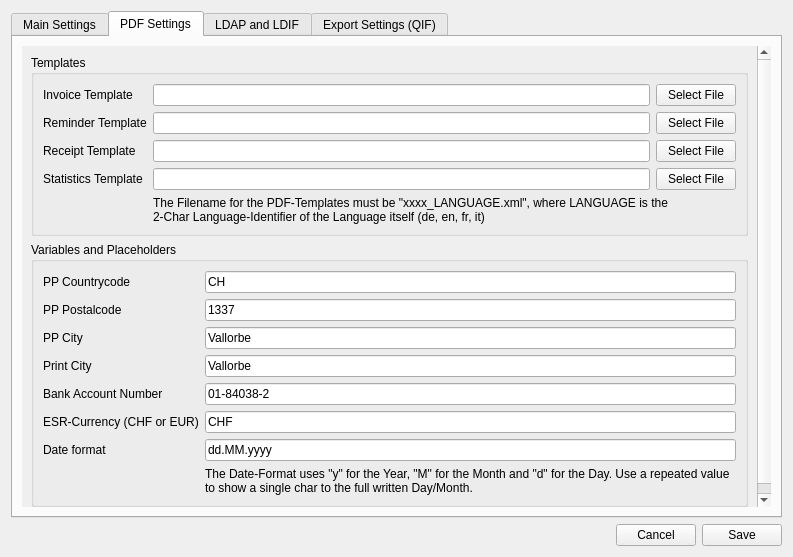
The window that forms/settings.ui (LukyLuke/PiTres) describes before a commit, drawn with Qt 5.
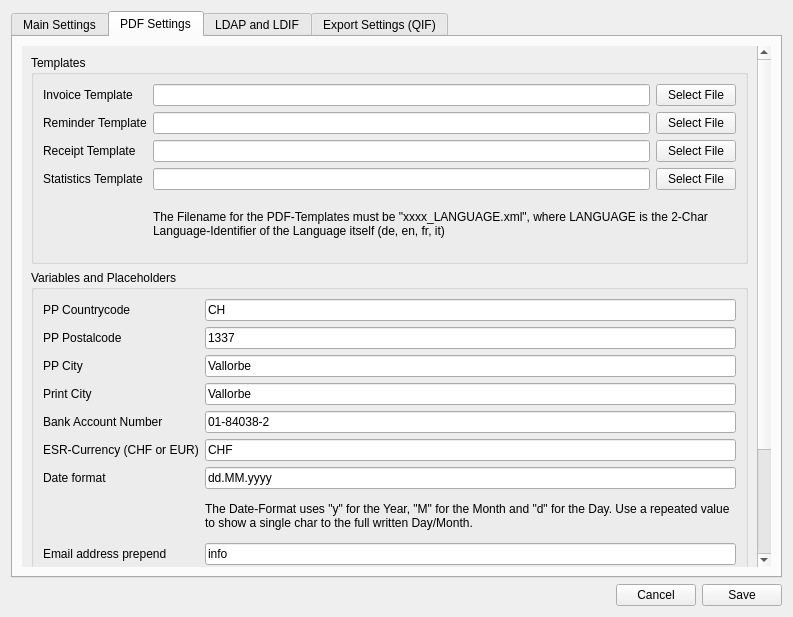
The same window after the commit. The open tabs and pages were chosen to show the change.

What changed in the file:
```diff
--- a/forms/settings.ui
+++ b/forms/settings.ui
@@ -7,7 +7,7 @@
     <x>0</x>
     <y>0</y>
     <width>793</width>
-    <height>557</height>
+    <height>617</height>
    </rect>
   </property>
   <property name="minimumSize">
@@ -301,7 +301,7 @@
             <x>0</x>
             <y>0</y>
             <width>769</width>
-            <height>483</height>
+            <height>543</height>
            </rect>
           </property>
           <layout class="QVBoxLayout" name="verticalLayout_8">
@@ -379,11 +379,11 @@
               </item>
               <item row="4" column="1">
                <widget class="QLabel" name="labelTemplateHint">
-                <property name="minimumSize">
-                 <size>
-                  <width>518</width>
-                  <height>0</height>
-                 </size>
+                <property name="sizePolicy">
+                 <sizepolicy hsizetype="Expanding" vsizetype="Expanding">
+                  <horstretch>0</horstretch>
+                  <verstretch>0</verstretch>
+                 </sizepolicy>
                 </property>
                 <property name="text">
                  <string>The Filename for the PDF-Templates must be &quot;xxxx_LANGUAGE.xml&quot;, where LANGUAGE is the 2-Char Language-Identifier of the Language itself (de, en, fr, it)</string>
@@ -523,11 +523,11 @@
               </item>
               <item row="7" column="1">
                <widget class="QLabel" name="label_53">
-                <property name="minimumSize">
-                 <size>
-                  <width>518</width>
-                  <height>0</height>
-                 </size>
+                <property name="sizePolicy">
+                 <sizepolicy hsizetype="Expanding" vsizetype="Expanding">
+                  <horstretch>0</horstretch>
+                  <verstretch>0</verstretch>
+                 </sizepolicy>
                 </property>
                 <property name="text">
                  <string>The Date-Format uses &quot;y&quot; for the Year, &quot;M&quot; for the Month and &quot;d&quot; for the Day. Use a repeated value to show a single char to the full written Day/Month.</string>
@@ -537,6 +537,50 @@
                 </property>
                </widget>
               </item>
+              <item row="8" column="0">
+               <widget class="QLabel" name="label_25">
+                <property name="text">
+                 <string>Email address prepend</string>
+                </property>
+               </widget>
+              </item>
+              <item row="10" column="0">
+               <widget class="QLabel" name="label_23">
+                <property name="text">
+                 <string>Email address append</string>
+                </property>
+               </widget>
+              </item>
+              <item row="11" column="1">
+               <widget class="QLabel" name="label_58">
+                <property name="sizePolicy">
+                 <sizepolicy hsizetype="Expanding" vsizetype="Expanding">
+                  <horstretch>0</horstretch>
+                  <verstretch>0</verstretch>
+                 </sizepolicy>
+                </property>
+                <property name="text">
+                 <string>The Email address is built like this: &lt;b&gt;{PREPEND}@[Section.[Section.[...]]]{APPEND}&lt;/b&gt;. This produces in addresses like &lt;i&gt;info@piratenpartei.ch&lt;/i&gt; or &lt;i&gt;info@city.ct.piratenpartei.ch&lt;/i&gt;</string>
+                </property>
+                <property name="wordWrap">
+                 <bool>true</bool>
+                </property>
+               </widget>
+              </item>
+              <item row="8" column="1">
+               <widget class="QLineEdit" name="pdfEmailPrepend">
+                <property name="text">
+                 <string>info</string>
+                </property>
+               </widget>
+              </item>
+              <item row="10" column="1">
+               <widget class="QLineEdit" name="pdfEmailAppend">
+                <property name="text">
+                 <string>piratenpartei.ch</string>
+                </property>
+               </widget>
+              </item>
              </layout>
             </widget>
            </item>
```
Left out of the diff: 6 changed lines with no effect on the pictures.
